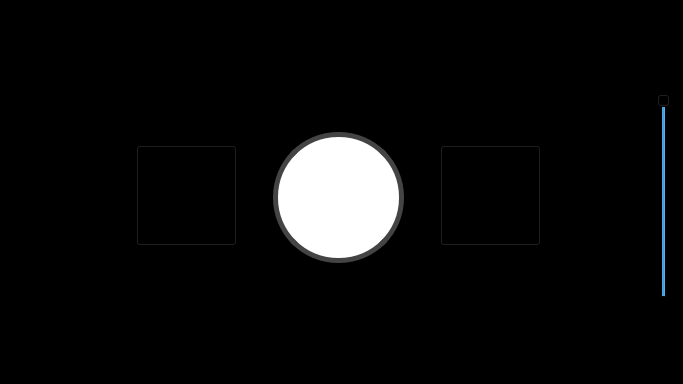
Qt form ViewLayer/SongPlayerUi.ui (UCSolarCarTeam/Epsilon-Onboard-Media-Control) before a commit.
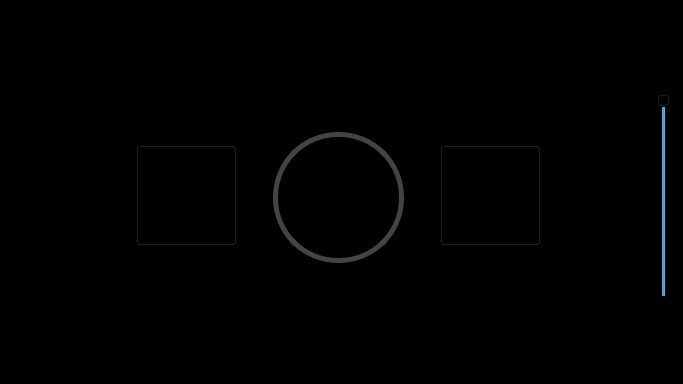
The same form after that commit. Icons and pictures are not drawn.

Commit message: pictures change with song

Diff of the .ui file:
```diff
--- a/ViewLayer/SongPlayerUi.ui
+++ b/ViewLayer/SongPlayerUi.ui
@@ -247,7 +247,7 @@
           <string notr="true">QPushButton
 {
 	border-style: solid;
-	background: white;
+	background: transparent;
 	border-color: rgb(68,68,68);
 	border-width: 5px;
 	border-radius: 65px;
@@ -269,7 +269,7 @@
 QPushButton:checked
 {
 	border-style: solid;
-	background: white;
+	background: transparent;
 	border-color: rgb(68,68,68);
 	border-width: 5px;
 	border-radius: 65px;
@@ -301,8 +301,47 @@
            <height>191</height>
           </rect>
          </property>
-         <layout class="QVBoxLayout" name="progressBarContainer"/>
+         <layout class="QVBoxLayout" name="progressBarContainer">
+          <property name="leftMargin">
+           <number>0</number>
+          </property>
+         </layout>
         </widget>
+        <widget class="QLabel" name="label_pic">
+         <property name="geometry">
+          <rect>
+           <x>30</x>
+           <y>30</y>
+           <width>130</width>
+           <height>130</height>
+          </rect>
+         </property>
+         <property name="styleSheet">
+          <string notr="true">background-image: url(:/Resources/IconsOff/mask.png);
+background: transparent;</string>
+         </property>
+         <property name="text">
+          <string/>
+         </property>
+        </widget>
+        <widget class="QLabel" name="mask">
+         <property name="geometry">
+          <rect>
+           <x>30</x>
+           <y>30</y>
+           <width>131</width>
+           <height>131</height>
+          </rect>
+         </property>
+         <property name="styleSheet">
+          <string notr="true">image: url(:/Resources/IconsOff/mask.png);
+background: transparent; </string>
+         </property>
+         <property name="text">
+          <string/>
+         </property>
+        </widget>
+        <zorder>mask</zorder>
         <zorder>verticalLayoutWidget</zorder>
         <zorder>PlayButton</zorder>
        </widget>
```
Left out of the diff: 151 changed lines with no effect on the pictures. The commit also changes 10 other files.
